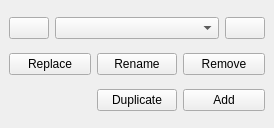
The window that themeselector/selector_dockwidget_base.ui (mach0/themeselector) describes before a commit, drawn with Qt 5.
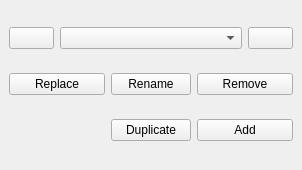
The same window after the commit.

Commit message: remember state a switch with icon only

```diff
--- a/themeselector/selector_dockwidget_base.ui
+++ b/themeselector/selector_dockwidget_base.ui
@@ -6,12 +6,12 @@
    <rect>
     <x>0</x>
     <y>0</y>
-    <width>274</width>
-    <height>128</height>
+    <width>302</width>
+    <height>170</height>
    </rect>
   </property>
   <property name="features">
-   <set>QDockWidget::DockWidgetFloatable|QDockWidget::DockWidgetMovable</set>
+   <set>QDockWidget::AllDockWidgetFeatures</set>
   </property>
   <property name="windowTitle">
    <string>ThemeSelector</string>
```
The commit also changes 2 other files.
